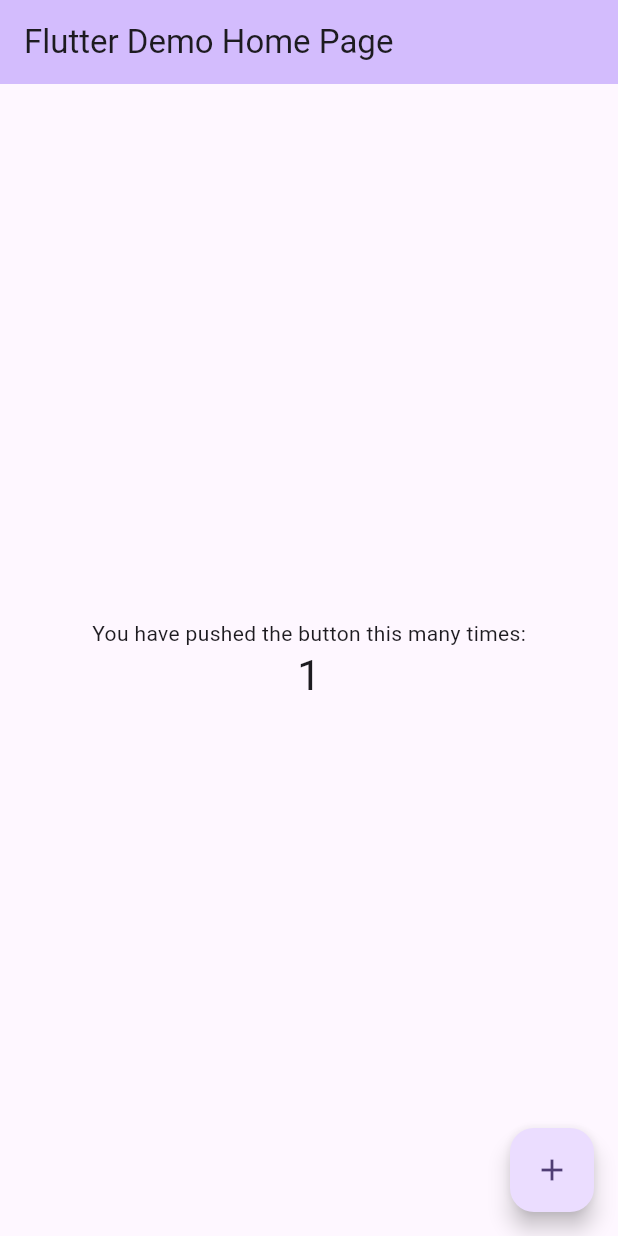
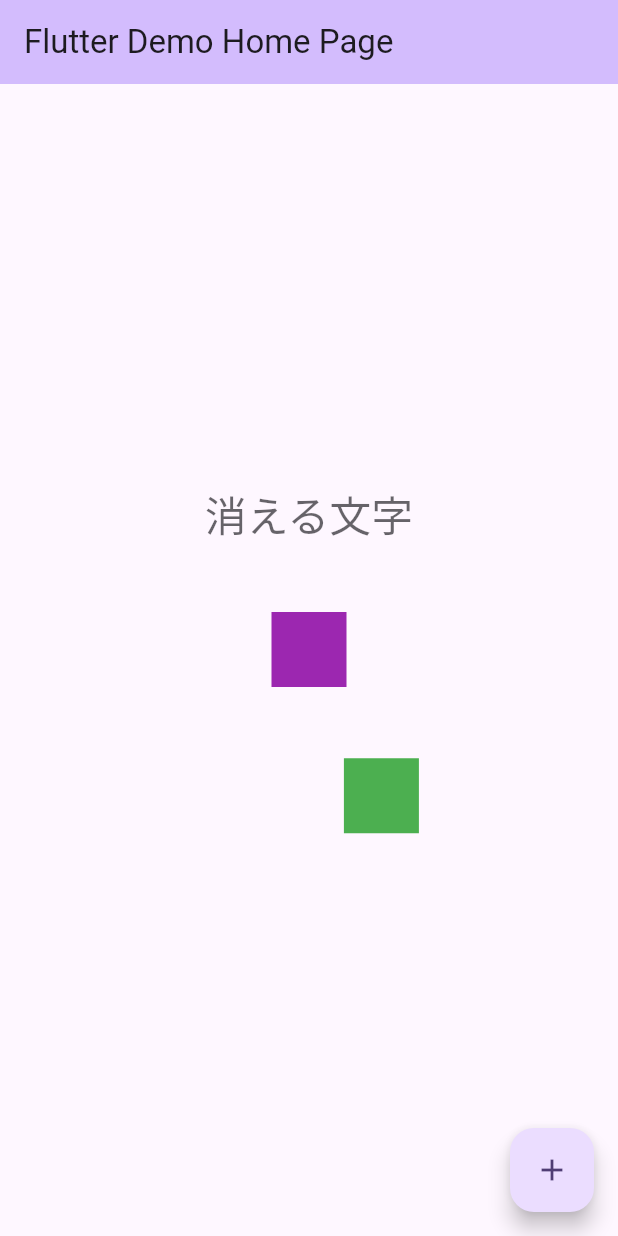
Before and after one commit to yuma-ito-bd/flutter-helloworld, a Flutter app: the screen it shows after launch, after a tap on the "add" icon, on a phone screen of 412 x 824 dp. Run offline on Flutter 3.47's test engine with Material 3 defaults, Android fonts, the phone set to English and light mode, and no system bars; our stand-ins replace font_awesome_flutter.

Commit message:
AnimatedOpacity, AnimatedSize, AnimatedAlignの利用

```diff
--- a/counter_app/lib/main.dart
+++ b/counter_app/lib/main.dart
@@ -56,16 +56,11 @@ class MyHomePage extends StatefulWidget {
 }
 
 class _MyHomePageState extends State<MyHomePage> {
-  int _counter = 0;
+  bool _flag = false;
 
-  void _incrementCounter() {
+  _click() async {
     setState(() {
-      // This call to setState tells the Flutter framework that something has
-      // changed in this State, which causes it to rerun the build method below
-      // so that the display can reflect the updated values. If we changed
-      // _counter without calling setState(), then the build method would not be
-      // called again, and so nothing would appear to happen.
-      _counter++;
+      _flag = !_flag;
     });
   }
 
@@ -106,29 +101,34 @@ class _MyHomePageState extends State<MyHomePage> {
           // wireframe for each widget.
           mainAxisAlignment: MainAxisAlignment.center,
           children: <Widget>[
-            const Text(
-              'You have pushed the button this many times:',
+            AnimatedOpacity(
+              opacity: _flag ? 0.1 : 1.0,
+              duration: const Duration(seconds: 3),
+              child: Text(
+                "消える文字",
+                style: Theme.of(context).textTheme.headlineMedium,
+              ),
             ),
-            Text(
-              '$_counter',
-              style: Theme.of(context).textTheme.headlineMedium,
+            AnimatedSize(
+              duration: const Duration(seconds: 3),
+              child: SizedBox(
+                width: _flag ? 50 : 200,
+                height: _flag ? 50 : 200,
+                child: Container(
+                  color: Colors.purple,
+                ),
+              ),
             ),
-            if (_counter % 2 == 0)
-              const Row(
-                mainAxisAlignment: MainAxisAlignment.center,
-                children: [
-                  Icon(FontAwesomeIcons.info, size: 20),
-                  Text(
-                    "偶数です",
-                    style: TextStyle(fontSize: 20, color: Colors.red),
-                  )
-                ],
-              )
+            AnimatedAlign(
+                duration: const Duration(seconds: 3),
+                alignment: _flag ? Alignment.topLeft : Alignment.bottomRight,
+                child: SizedBox(width: 50, height: 50, child: Container(color: Colors.green,),)
+                )
           ],
         ),
       ),
       floatingActionButton: FloatingActionButton(
-        onPressed: _incrementCounter,
+        onPressed: _click,
         tooltip: 'Increment',
         child: const Icon(Icons.add),
       ), // This trailing comma makes auto-formatting nicer for build methods.
```
